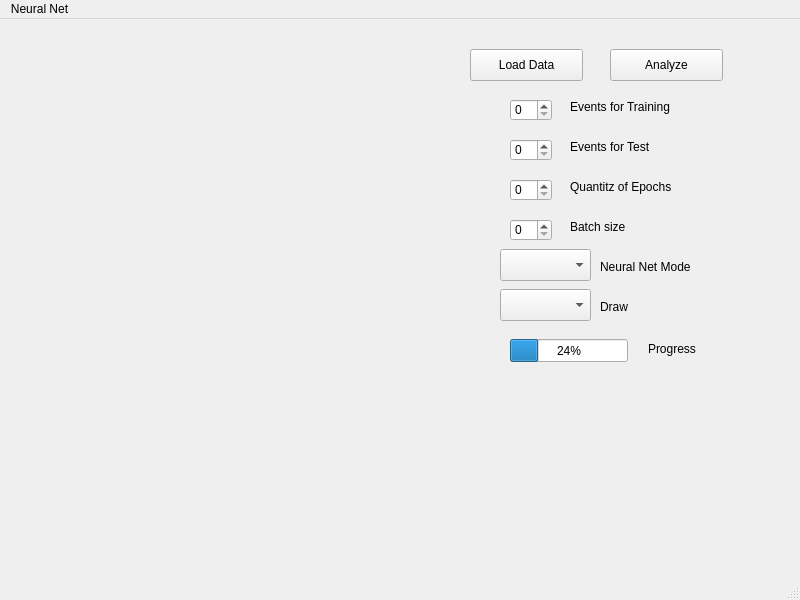
Before: the Qt Designer form Milestones/Milestone2/neuralgui/mainwindow.ui in jmpargana/PRG-Praktikum, drawn with Qt 5.
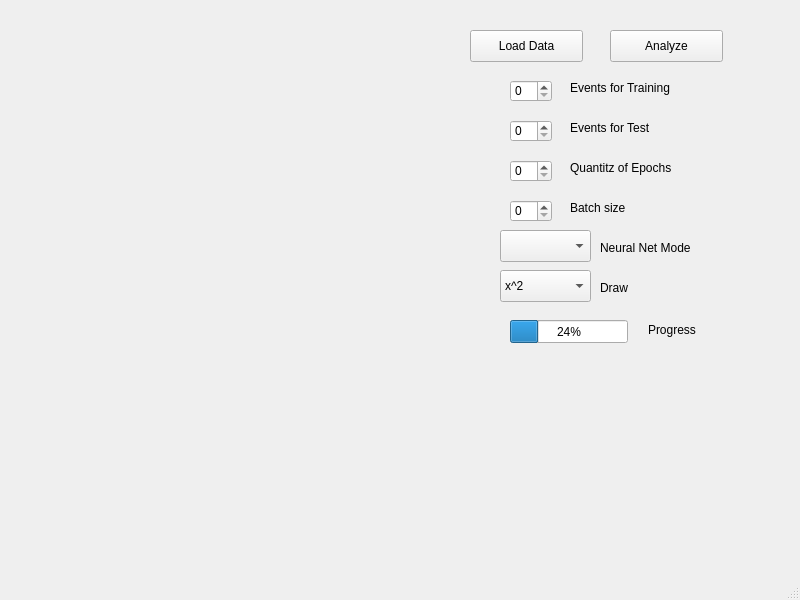
After: the same form once the commit is applied. Custom widgets are drawn as their Qt base class.

The edit to the form file:
```diff
--- a/Milestones/Milestone2/neuralgui/mainwindow.ui
+++ b/Milestones/Milestone2/neuralgui/mainwindow.ui
@@ -164,6 +164,16 @@
       <height>32</height>
      </rect>
     </property>
+    <item>
+     <property name="text">
+      <string>x^2</string>
+     </property>
+    </item>
+    <item>
+     <property name="text">
+      <string>x^3</string>
+     </property>
+    </item>
    </widget>
    <widget class="QLabel" name="label_6">
     <property name="geometry">
@@ -214,15 +224,17 @@
      <height>22</height>
     </rect>
    </property>
-   <widget class="QMenu" name="menuNeural_Net">
-    <property name="title">
-     <string>Neural Net</string>
-    </property>
-   </widget>
-   <addaction name="menuNeural_Net"/>
   </widget>
   <widget class="QStatusBar" name="statusbar"/>
  </widget>
+ <customwidgets>
+  <customwidget>
+   <class>QCustomPlot</class>
+   <extends>QWidget</extends>
+   <header>qcustomplot/qcustomplot.h</header>
+   <container>1</container>
+  </customwidget>
+ </customwidgets>
  <resources/>
  <connections/>
 </ui>
```
Left out of the diff: 12 changed lines with no effect on the pictures.
